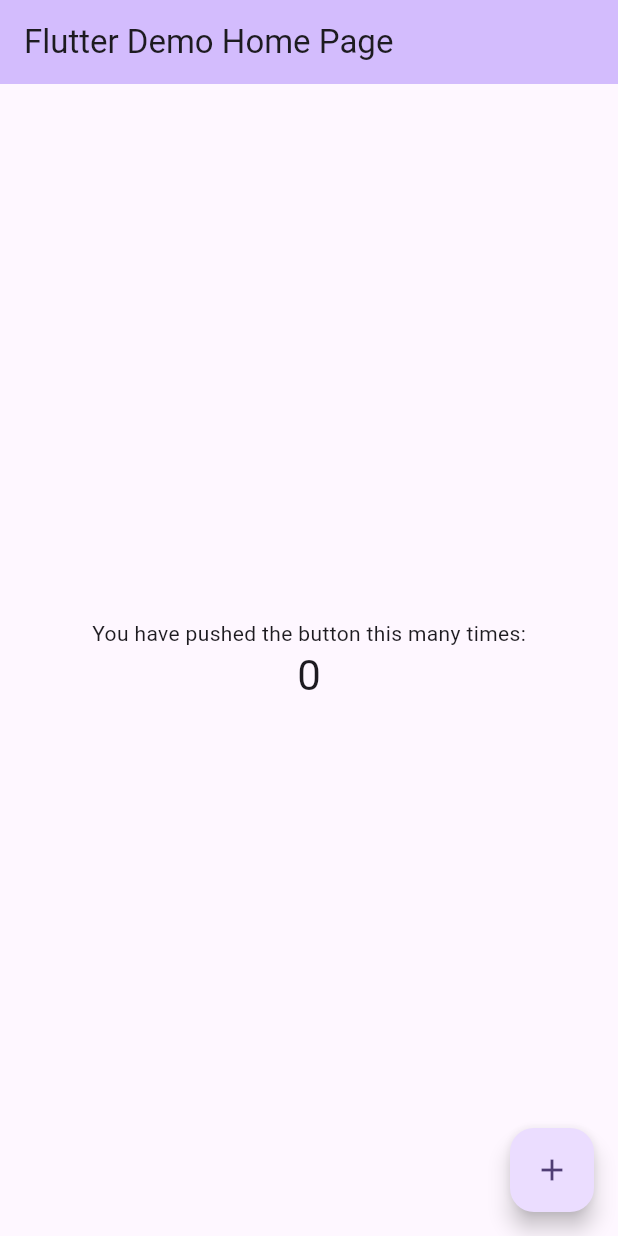
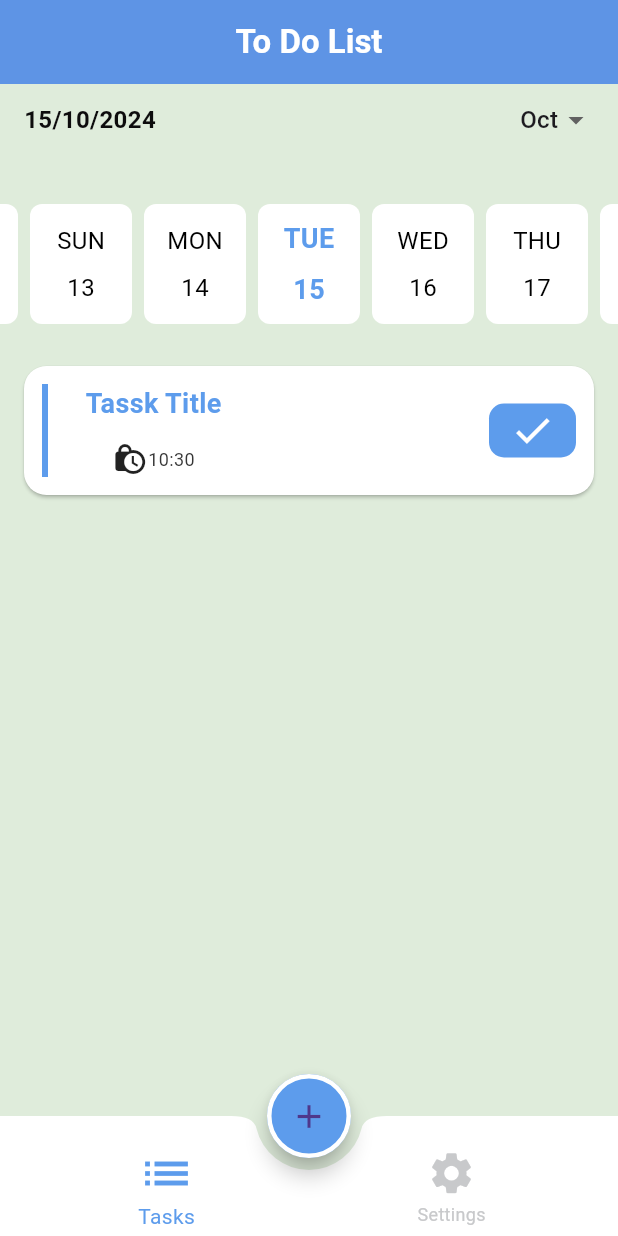
Before and after one commit to haredi/todo_app, a Flutter app: the screen it shows after launch, on a phone screen of 412 x 824 dp. Run offline on Flutter 3.47's test engine with Material 3 defaults, Android fonts, the phone set to English and light mode, and no system bars; drawn by our look-alikes of easy_date_timeline.

Commit message:
+home screen +task tab +settings tab

```diff
--- /dev/null
+++ b/lib/config/theme/my_theme.dart
@@ -0,0 +1,48 @@
+import 'package:flutter/material.dart';
+import 'package:todo_app/core/colors_manager.dart';
+import 'package:todo_app/core/my_text_styles.dart';
+
+class MyTheme{
+  static  ThemeData lightThem=ThemeData(
+    primaryColor: ColorsManager.blueColor,
+    dividerColor: ColorsManager.blueColor,
+    appBarTheme: AppBarTheme(
+      backgroundColor: ColorsManager.blueColor,
+      elevation: 5,
+      centerTitle: true,
+      titleTextStyle:  MyTextStyles.appBarTextStyle
+    ),
+    scaffoldBackgroundColor: ColorsManager.scaffoldBgColor,
+    bottomAppBarTheme: const BottomAppBarTheme(
+    color: ColorsManager.whiteColor,
+      shape: CircularNotchedRectangle(),
+      elevation: 14,
+    ),
+    cardTheme: CardTheme(
+      color: ColorsManager.whiteColor,
+      margin: EdgeInsets.symmetric(horizontal: 16, vertical: 20),
+shape: RoundedRectangleBorder(borderRadius: BorderRadius.circular(15)),
+
+    ),
+    bottomNavigationBarTheme: const BottomNavigationBarThemeData(
+      showUnselectedLabels: true,
+      showSelectedLabels: true,
+      selectedIconTheme: IconThemeData(size: 38),
+      unselectedIconTheme: IconThemeData(size: 33),
+      selectedItemColor: ColorsManager.blueColor,
+      backgroundColor: Colors.transparent,
+      unselectedItemColor: ColorsManager.greyColor ,
+      elevation: 0,
+    ),
+    floatingActionButtonTheme: const FloatingActionButtonThemeData(
+      shape: StadiumBorder(
+          side: BorderSide(width: 3,color: Colors.white),
+      ),
+      backgroundColor: ColorsManager.blueColor,
+      iconSize: 26,
+
+    )
+
+
+  );
+}
--- /dev/null
+++ b/lib/core/colors_manager.dart
@@ -0,0 +1,8 @@
+import 'dart:ui';
+
+class ColorsManager{
+  static const Color blueColor=Color(0xFF5D9CEC);
+  static const Color whiteColor=Color(0xFFFFFFFF);
+  static const Color greyColor=Color(0xFFC8C9CB);
+  static const Color scaffoldBgColor=Color(0xFFDFECDB);
+}
--- /dev/null
+++ b/lib/core/my_text_styles.dart
@@ -0,0 +1,8 @@
+import 'package:flutter/material.dart';
+
+import 'colors_manager.dart';
+class MyTextStyles{
+  static TextStyle? appBarTextStyle= TextStyle(
+     fontSize: 22,fontWeight: FontWeight.w700,color: ColorsManager.whiteColor
+  );
+}
--- /dev/null
+++ b/lib/core/reusable_components/task_item.dart
@@ -0,0 +1,61 @@
+import 'package:flutter/material.dart';
+import 'package:todo_app/core/colors_manager.dart';
+
+class TaskItem extends StatelessWidget {
+  const TaskItem({super.key});
+
+  @override
+  Widget build(BuildContext context) {
+    return Card(
+      child: Padding(
+        padding: const EdgeInsets.all(12),
+        child: Row(
+          mainAxisAlignment: MainAxisAlignment.start,
+          children: [
+            Container(
+              color: Theme.of(context).dividerColor,
+              height: 62,
+              width: 4,
+            ),
+            SizedBox(width: 25,),
+            Column(
+              children: [
+                Text(
+                  'Tassk Title',
+                  style: TextStyle(
+                      fontSize: 18,
+                      fontWeight: FontWeight.w700,
+                      color: Color(0xFF5D9CEC)),
+                ),
+                SizedBox(
+                  height: 12,
+                ),
+                Row(
+                  mainAxisAlignment: MainAxisAlignment.start,
+                  children: [
+                    Icon(Icons.lock_clock),
+                    Text(
+                      '10:30',
+                      style: TextStyle(
+                          fontSize: 12,
+                          fontWeight: FontWeight.w400,
+                          color: Color(0xFF363636)),
+                    )
+                  ],
+                )
+              ],
+            ),
+            Spacer(),
+            Container(
+              padding: EdgeInsets.symmetric(vertical: 3,horizontal: 14),
+                decoration: BoxDecoration(
+                  borderRadius: BorderRadius.circular(10),
+                  color: ColorsManager.blueColor
+                ),
+                child: Icon(Icons.check_sharp,size: 30,color: ColorsManager.whiteColor),)
+          ],
+        ),
+      ),
+    );
+  }
+}
--- /dev/null
+++ b/lib/core/routes_manager.dart
@@ -0,0 +1,16 @@
+import 'package:flutter/material.dart';
+import 'package:todo_app/presentation/screens/home_screen.dart';
+
+class RoutesManager{
+  static const String homeRoute='/';
+
+
+
+  static Route<dynamic>? route(RouteSettings settings){
+    switch(settings.name){
+      case homeRoute:{
+        return MaterialPageRoute(builder: (context) => HomeScreen(),);
+      }
+    }
+  }
+}
--- a/lib/main.dart
+++ b/lib/main.dart
@@ -1,125 +1,7 @@
 import 'package:flutter/material.dart';
+
+import 'my_app/my_app.dart';
 
 void main() {
   runApp(const MyApp());
 }
-
-class MyApp extends StatelessWidget {
-  const MyApp({super.key});
-
-  // This widget is the root of your application.
-  @override
-  Widget build(BuildContext context) {
-    return MaterialApp(
-      title: 'Flutter Demo',
-      theme: ThemeData(
-        // This is the theme of your application.
-        //
-        // TRY THIS: Try running your application with "flutter run". You'll see
-        // the application has a blue toolbar. Then, without quitting the app,
-        // try changing the seedColor in the colorScheme below to Colors.green
-        // and then invoke "hot reload" (save your changes or press the "hot
-        // reload" button in a Flutter-supported IDE, or press "r" if you used
-        // the command line to start the app).
-        //
-        // Notice that the counter didn't reset back to zero; the application
-        // state is not lost during the reload. To reset the state, use hot
-        // restart instead.
-        //
-        // This works for code too, not just values: Most code changes can be
-        // tested with just a hot reload.
-        colorScheme: ColorScheme.fromSeed(seedColor: Colors.deepPurple),
-        useMaterial3: true,
-      ),
-      home: const MyHomePage(title: 'Flutter Demo Home Page'),
-    );
-  }
-}
-
-class MyHomePage extends StatefulWidget {
-  const MyHomePage({super.key, required this.title});
-
-  // This widget is the home page of your application. It is stateful, meaning
-  // that it has a State object (defined below) that contains fields that affect
-  // how it looks.
-
-  // This class is the configuration for the state. It holds the values (in this
-  // case the title) provided by the parent (in this case the App widget) and
-  // used by the build method of the State. Fields in a Widget subclass are
-  // always marked "final".
-
-  final String title;
-
-  @override
-  State<MyHomePage> createState() => _MyHomePageState();
-}
-
-class _MyHomePageState extends State<MyHomePage> {
-  int _counter = 0;
-
-  void _incrementCounter() {
-    setState(() {
-      // This call to setState tells the Flutter framework that something has
-      // changed in this State, which causes it to rerun the build method below
-      // so that the display can reflect the updated values. If we changed
-      // _counter without calling setState(), then the build method would not be
-      // called again, and so nothing would appear to happen.
-      _counter++;
-    });
-  }
-
-  @override
-  Widget build(BuildContext context) {
-    // This method is rerun every time setState is called, for instance as done
-    // by the _incrementCounter method above.
-    //
-    // The Flutter framework has been optimized to make rerunning build methods
-    // fast, so that you can just rebuild anything that needs updating rather
-    // than having to individually change instances of widgets.
-    return Scaffold(
-      appBar: AppBar(
-        // TRY THIS: Try changing the color here to a specific color (to
-        // Colors.amber, perhaps?) and trigger a hot reload to see the AppBar
-        // change color while the other colors stay the same.
-        backgroundColor: Theme.of(context).colorScheme.inversePrimary,
-        // Here we take the value from the MyHomePage object that was created by
-        // the App.build method, and use it to set our appbar title.
-        title: Text(widget.title),
-      ),
-      body: Center(
-        // Center is a layout widget. It takes a single child and positions it
-        // in the middle of the parent.
-        child: Column(
-          // Column is also a layout widget. It takes a list of children and
-          // arranges them vertically. By default, it sizes itself to fit its
-          // children horizontally, and tries to be as tall as its parent.
-          //
-          // Column has various properties to control how it sizes itself and
-          // how it positions its children. Here we use mainAxisAlignment to
-          // center the children vertically; the main axis here is the vertical
-          // axis because Columns are vertical (the cross axis would be
-          // horizontal).
-          //
-          // TRY THIS: Invoke "debug painting" (choose the "Toggle Debug Paint"
-          // action in the IDE, or press "p" in the console), to see the
-          // wireframe for each widget.
-          mainAxisAlignment: MainAxisAlignment.center,
-          children: <Widget>[
-            const Text(
-              'You have pushed the button this many times:',
-            ),
-            Text(
-              '$_counter',
-              style: Theme.of(context).textTheme.headlineMedium,
-            ),
-          ],
-        ),
-      ),
-      floatingActionButton: FloatingActionButton(
-        onPressed: _incrementCounter,
-        tooltip: 'Increment',
-        child: const Icon(Icons.add),
-      ), // This trailing comma makes auto-formatting nicer for build methods.
-    );
-  }
-}
--- /dev/null
+++ b/lib/my_app/my_app.dart
@@ -0,0 +1,18 @@
+import 'package:flutter/material.dart';
+import 'package:todo_app/config/theme/my_theme.dart';
+import 'package:todo_app/core/routes_manager.dart';
+
+class MyApp extends StatelessWidget {
+  const MyApp({super.key});
+
+  @override
+  Widget build(BuildContext context) {
+    return MaterialApp(
+      debugShowCheckedModeBanner: false,
+      onGenerateRoute: RoutesManager.route,
+      initialRoute: RoutesManager.homeRoute ,
+      theme: MyTheme.lightThem,
+      themeMode: ThemeMode.light,
+    );
+  }
+}
--- /dev/null
+++ b/lib/presentation/screens/home_screen.dart
@@ -0,0 +1,55 @@
+import 'package:flutter/material.dart';
+import 'package:todo_app/presentation/screens/tabs/settings_tab/settings_tab.dart';
+import 'package:todo_app/presentation/screens/tabs/tasks_tab/tasks_tab.dart';
+
+class HomeScreen extends StatefulWidget {
+   HomeScreen({super.key});
+
+  @override
+  State<HomeScreen> createState() => _HomeScreenState();
+}
+
+class _HomeScreenState extends State<HomeScreen> {
+List<Widget> tabs=[
+  TasksTab(),
+  SettingsTab(),
+];
+
+int selectedIndex=0;
+
+  @override
+  Widget build(BuildContext context) {
+    return Scaffold(
+extendBody: true,
+      appBar: AppBar(
+        title:const Text('To Do List'),
+      ),
+      floatingActionButton: FloatingActionButton(
+
+        onPressed: () {
+
+      },
+      child:const Icon(Icons.add),
+      ),
+      floatingActionButtonLocation: FloatingActionButtonLocation.centerDocked   ,
+      bottomNavigationBar: BottomAppBar(
+        notchMargin: 8,
+        child: BottomNavigationBar(
+            currentIndex: selectedIndex,
+            onTap: (index) {
+              selectedIndex=index;
+              setState(() {
+
+              });
+            },
+
+            items: [
+          BottomNavigationBarItem(icon: Icon(Icons.list,),label: 'Tasks',),
+          BottomNavigationBarItem(icon: Icon(Icons.settings),label: 'Settings'),
+        ]),
+      ),
+
+      body: tabs[selectedIndex] ,
+    );
+  }
+}
--- /dev/null
+++ b/lib/presentation/screens/tabs/settings_tab/settings_tab.dart
@@ -0,0 +1,12 @@
+import 'package:flutter/material.dart';
+
+class SettingsTab extends StatelessWidget {
+  const SettingsTab({super.key});
+
+  @override
+  Widget build(BuildContext context) {
+    return Container(
+      color: Colors.red,
+    );
+  }
+}
--- /dev/null
+++ b/lib/presentation/screens/tabs/tasks_tab/tasks_tab.dart
@@ -0,0 +1,52 @@
+import 'package:easy_date_timeline/easy_date_timeline.dart';
+import 'package:flutter/material.dart';
+import 'package:todo_app/core/colors_manager.dart';
+import 'package:todo_app/core/reusable_components/task_item.dart';
+
+class TasksTab extends StatelessWidget {
+  const TasksTab({super.key});
+
+  @override
+  Widget build(BuildContext context) {
+    return Container(
+      child: Column(
+        children: [
+        EasyDateTimeLine(
+          initialDate: DateTime.now(),
+          onDateChange: (selectedDate) {
+            //`selectedDate` the new date selected.
+          },
+          headerProps: const EasyHeaderProps(
+            monthPickerType: MonthPickerType.dropDown,
+            dateFormatter: DateFormatter.fullDateDMY(),
+          ),
+          dayProps: const EasyDayProps(
+            height: 80,
+            dayStructure: DayStructure.dayStrDayNum,
+            activeDayStyle: DayStyle(
+                dayStrStyle: TextStyle(color: ColorsManager.blueColor,fontSize: 18,fontWeight: FontWeight.w600),
+
+              dayNumStyle: TextStyle(color: ColorsManager.blueColor,fontSize: 18,fontWeight: FontWeight.w600),
+              decoration: BoxDecoration(
+                borderRadius: BorderRadius.all(Radius.circular(8)),
+             color: Colors.white
+
+              ),
+            ),
+            inactiveDayStyle:DayStyle(
+              dayStrStyle: TextStyle(color: Colors.black,fontSize: 16,fontWeight: FontWeight.w400),
+
+              dayNumStyle: TextStyle(color: Colors.black,fontSize: 16,fontWeight: FontWeight.w400),
+              decoration: BoxDecoration(
+                  borderRadius: BorderRadius.all(Radius.circular(8)),
+                  color: Colors.white
+
+              ),
+            ),
+          ),
+        ),
+          TaskItem(),
+      ],),
+    );
+  }
+}
--- a/pubspec.yaml
+++ b/pubspec.yaml
@@ -35,7 +35,7 @@ dependencies:
   # The following adds the Cupertino Icons font to your application.
   # Use with the CupertinoIcons class for iOS style icons.
   cupertino_icons: ^1.0.2
-
+  easy_date_timeline: ^1.1.3
 dev_dependencies:
   flutter_test:
     sdk: flutter
```
Also changed, not shown: pubspec.lock.
